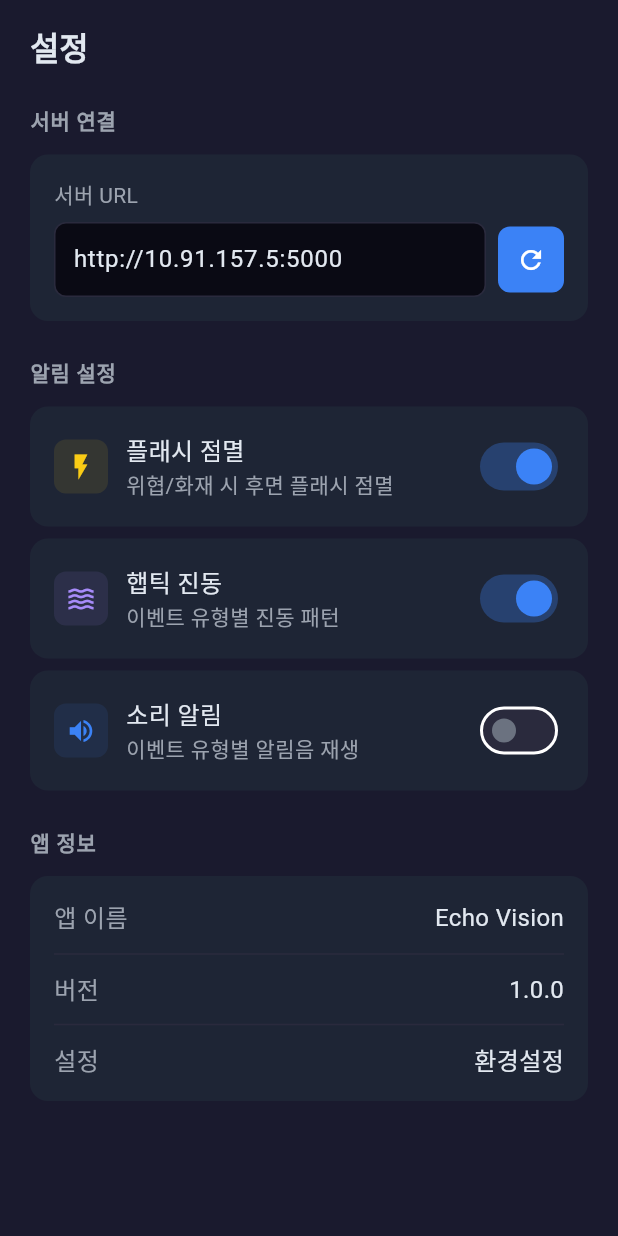
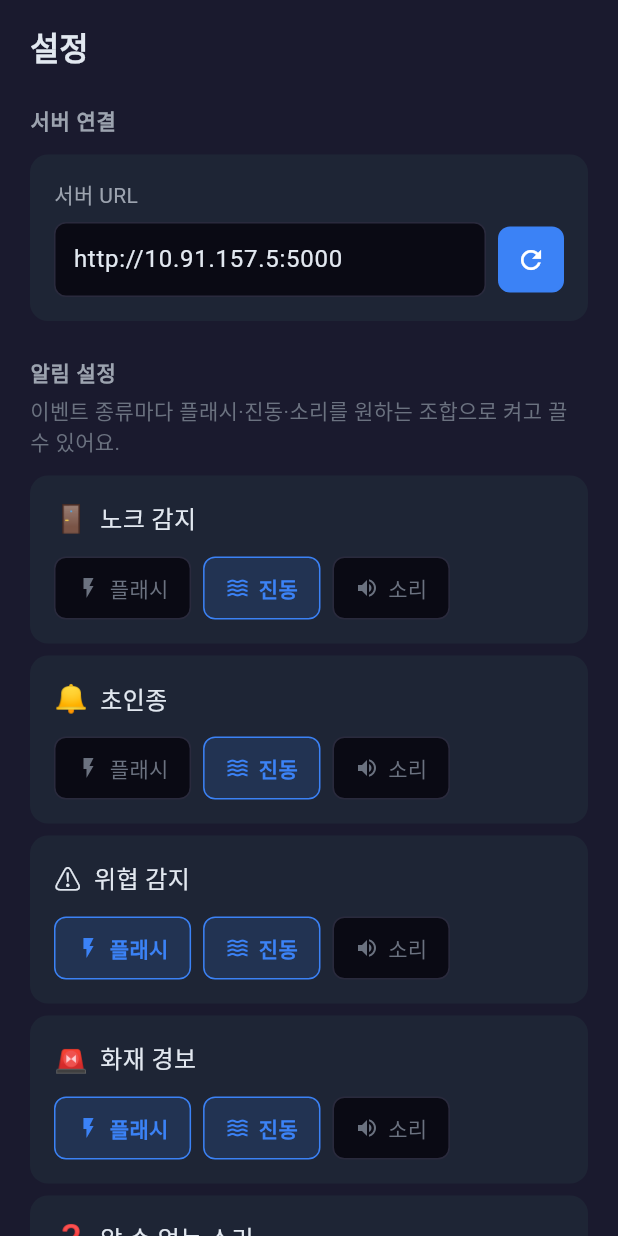
Before and after one commit to iamchltjsgh/echo_vision, a Flutter app: the SettingsScreen widget shown alone on an empty page, opened directly with empty values, on a phone screen of 412 x 824 dp. Run offline on Flutter 3.47's test engine with Material 3 defaults, Android fonts, the light colour scheme and no system bars; our stand-ins replace audioplayers, permission_handler, shared_preferences, vibration; missing offline and left inert: torch_light; accounts and stored records are empty; network calls fail.

Commit message:
진동/소리/플래시 노이즈 별 선택, 중복 탭 삭제

```diff
--- a/lib/main.dart
+++ b/lib/main.dart
@@ -49,13 +49,13 @@ void main() async {
 }
 
 /// 앱 시작 시 필수 권한을 한꺼번에 요청
-/// - 카메라 (플래시 사용)
 /// - 알림 (Android 13+)
+/// 카메라 권한은 요청하지 않음 — torch_light는 CameraManager.setTorchMode()로 플래시를 제어하며
+/// API 23+(본 앱 minSdk 24)에서는 카메라 런타임 권한 없이 동작하므로 불필요.
 /// 마이크 권한은 요청하지 않음 — 커스텀 소리 등록 기능을 제외하기로 해서 더 이상 불필요.
 Future<void> _requestPermissions() async {
   try {
     final permissions = <Permission>[
-      Permission.camera, // 플래시 점멸용
       Permission.notification, // 알림 표시용 (Android 13+)
     ];
 
--- a/lib/screens/home_screen.dart
+++ b/lib/screens/home_screen.dart
@@ -171,8 +171,6 @@ class _HomeScreenState extends State<HomeScreen> {
           eventHistory: _eventHistory,
         );
       case 2:
-        return _buildNotificationTab();
-      case 3:
         return SettingsScreen(
           settingsService: widget.settingsService,
           sseService: widget.sseService,
@@ -469,43 +467,6 @@ class _HomeScreenState extends State<HomeScreen> {
     );
   }
 
-  Widget _buildNotificationTab() {
-    return SingleChildScrollView(
-      padding: EdgeInsets.only(left: 20, right: 20, top: MediaQuery.of(context).padding.top + 16, bottom: 120),
-      child: Column(
-        crossAxisAlignment: CrossAxisAlignment.start,
-        children: [
-          const Text(
-            '알림',
-            style: TextStyle(fontSize: 21, fontWeight: FontWeight.bold, color: Color(0xFFE2E8F0)),
-          ),
-          const SizedBox(height: 20),
-          if (_eventHistory.isEmpty)
-            Container(
-              padding: const EdgeInsets.all(40),
-              width: double.infinity,
-              decoration: BoxDecoration(
-                color: const Color(0xFF1E2535),
-                borderRadius: BorderRadius.circular(12),
-              ),
-              child: Column(
-                children: [
-                  Icon(Icons.notifications_none, size: 48, color: Colors.white.withValues(alpha: 0.3)),
-                  const SizedBox(height: 12),
-                  const Text('알림이 없습니다', style: TextStyle(fontSize: 16, color: Color(0xFF9CA3AF))),
-                ],
-              ),
-            )
-          else
-            ...(_eventHistory.take(20).map((e) => Padding(
-              padding: const EdgeInsets.only(bottom: 8),
-              child: _buildEventCard(e),
-            ))),
-        ],
-      ),
-    );
-  }
-
   Widget _buildBottomNav() {
     return Container(
       decoration: const BoxDecoration(
@@ -521,8 +482,7 @@ class _HomeScreenState extends State<HomeScreen> {
         children: [
           _buildNavItem(Icons.home_outlined, '홈', 0),
           _buildNavItem(Icons.access_time, '이력', 1),
-          _buildNavItem(Icons.notifications_outlined, '알림', 2),
-          _buildNavItem(Icons.settings_outlined, '설정', 3),
+          _buildNavItem(Icons.settings_outlined, '설정', 2),
         ],
       ),
     );
--- a/lib/screens/settings_screen.dart
+++ b/lib/screens/settings_screen.dart
@@ -131,40 +131,18 @@ class _SettingsScreenState extends State<SettingsScreen> {
           const SizedBox(height: 24),
           // Notification Settings
           _buildSectionTitle('알림 설정'),
+          const SizedBox(height: 4),
+          const Text(
+            '이벤트 종류마다 플래시·진동·소리를 원하는 조합으로 켜고 끌 수 있어요.',
+            style: TextStyle(fontSize: 14, color: Color(0xFF6B7280)),
+          ),
           const SizedBox(height: 12),
-          _buildToggleTile(
-            icon: Icons.flash_on,
-            iconColor: const Color(0xFFFACC15),
-            title: '플래시 점멸',
-            subtitle: '위협/화재 시 후면 플래시 점멸',
-            value: widget.settingsService.flashEnabled,
-            onChanged: (v) {
-              setState(() => widget.settingsService.flashEnabled = v);
-            },
+          ...SettingsService.alertEventTypes.map(
+            (type) => Padding(
+              padding: const EdgeInsets.only(bottom: 8),
+              child: _buildEventAlertCard(type),
             ),
-          const SizedBox(height: 8),
-          _buildToggleTile(
-            icon: Icons.waves,
-            iconColor: const Color(0xFFA78BFA),
-            title: '햅틱 진동',
-            subtitle: '이벤트 유형별 진동 패턴',
-            value: widget.settingsService.hapticEnabled,
-            onChanged: (v) {
-              setState(() => widget.settingsService.hapticEnabled = v);
-            },
           ),
-          const SizedBox(height: 8),
-          _buildToggleTile(
-            icon: Icons.volume_up,
-            iconColor: const Color(0xFF3B82F6),
-            title: '소리 알림',
-            subtitle: '이벤트 유형별 알림음 재생',
-            value: widget.settingsService.soundEnabled,
-            onChanged: (v) {
-              setState(() => widget.settingsService.soundEnabled = v);
-            },
-          ),
-          if (widget.settingsService.soundEnabled) ...[
           const SizedBox(height: 8),
           Container(
             padding: const EdgeInsets.all(16),
@@ -179,7 +157,7 @@ class _SettingsScreenState extends State<SettingsScreen> {
                   mainAxisAlignment: MainAxisAlignment.spaceBetween,
                   children: [
                     const Text(
-                        '볼륨',
+                      '소리 볼륨 (공통)',
                       style: TextStyle(fontSize: 16, color: Color(0xFFE2E8F0)),
                     ),
                     Text(
@@ -199,7 +177,6 @@ class _SettingsScreenState extends State<SettingsScreen> {
               ],
             ),
           ),
-          ],
           const SizedBox(height: 24),
           // App Info
           _buildSectionTitle('앱 정보'),
@@ -237,49 +214,104 @@ class _SettingsScreenState extends State<SettingsScreen> {
     );
   }
 
-  Widget _buildToggleTile({
-    required IconData icon,
-    required Color iconColor,
-    required String title,
-    required String subtitle,
-    required bool value,
-    required ValueChanged<bool> onChanged,
-  }) {
+  /// 이벤트 타입 하나에 대한 플래시/진동/소리 조합 설정 카드
+  Widget _buildEventAlertCard(EventType type) {
+    final config = widget.settingsService.alertConfigFor(type);
     return Container(
       padding: const EdgeInsets.all(16),
       decoration: BoxDecoration(
         color: const Color(0xFF1E2535),
         borderRadius: BorderRadius.circular(12),
       ),
-      child: Row(
-        children: [
-          Container(
-            padding: const EdgeInsets.all(8),
-            decoration: BoxDecoration(
-              color: iconColor.withValues(alpha: 0.1),
-              borderRadius: BorderRadius.circular(8),
-            ),
-            child: Icon(icon, size: 20, color: iconColor),
-          ),
-          const SizedBox(width: 12),
-          Expanded(
       child: Column(
         crossAxisAlignment: CrossAxisAlignment.start,
         children: [
-                Text(title, style: const TextStyle(fontSize: 16, fontWeight: FontWeight.w500, color: Color(0xFFE2E8F0))),
-                Text(subtitle, style: const TextStyle(fontSize: 14, color: Color(0xFF9CA3AF))),
+          Row(
+            children: [
+              Text(type.emoji, style: const TextStyle(fontSize: 18)),
+              const SizedBox(width: 8),
+              Text(
+                type.displayName,
+                style: const TextStyle(fontSize: 16, fontWeight: FontWeight.w500, color: Color(0xFFE2E8F0)),
+              ),
             ],
           ),
+          const SizedBox(height: 12),
+          Wrap(
+            spacing: 8,
+            runSpacing: 8,
+            children: [
+              _buildChannelChip(
+                icon: Icons.flash_on,
+                label: '플래시',
+                selected: config.flash,
+                onTap: () {
+                  setState(() {
+                    widget.settingsService.setAlertConfigFor(type, config.copyWith(flash: !config.flash));
+                  });
+                },
               ),
-          Switch(
-            value: value,
-            onChanged: onChanged,
-            activeThumbColor: const Color(0xFF3B82F6),
-            activeTrackColor: const Color(0xFF3B82F6).withValues(alpha: 0.3),
-            inactiveThumbColor: const Color(0xFF6B7280),
-            inactiveTrackColor: const Color(0xFF2A2A3D),
+              _buildChannelChip(
+                icon: Icons.waves,
+                label: '진동',
+                selected: config.haptic,
+                onTap: () {
+                  setState(() {
+                    widget.settingsService.setAlertConfigFor(type, config.copyWith(haptic: !config.haptic));
+                  });
+                },
+              ),
+              _buildChannelChip(
+                icon: Icons.volume_up,
+                label: '소리',
+                selected: config.sound,
+                onTap: () {
+                  setState(() {
+                    widget.settingsService.setAlertConfigFor(type, config.copyWith(sound: !config.sound));
+                  });
+                },
               ),
             ],
+          ),
+        ],
+      ),
+    );
+  }
+
+  /// 켜기/끄기가 가능한 알림 채널 칩 (플래시/진동/소리 공용)
+  Widget _buildChannelChip({
+    required IconData icon,
+    required String label,
+    required bool selected,
+    required VoidCallback onTap,
+  }) {
+    const activeColor = Color(0xFF3B82F6);
+    const inactiveColor = Color(0xFF6B7280);
+    return GestureDetector(
+      onTap: onTap,
+      child: AnimatedContainer(
+        duration: const Duration(milliseconds: 150),
+        padding: const EdgeInsets.symmetric(horizontal: 14, vertical: 10),
+        decoration: BoxDecoration(
+          color: selected ? activeColor.withValues(alpha: 0.15) : const Color(0xFF0A0A14),
+          borderRadius: BorderRadius.circular(8),
+          border: Border.all(color: selected ? activeColor : const Color(0xFF2A2A3D)),
+        ),
+        child: Row(
+          mainAxisSize: MainAxisSize.min,
+          children: [
+            Icon(icon, size: 16, color: selected ? activeColor : inactiveColor),
+            const SizedBox(width: 6),
+            Text(
+              label,
+              style: TextStyle(
+                fontSize: 14,
+                color: selected ? activeColor : inactiveColor,
+                fontWeight: selected ? FontWeight.w600 : FontWeight.normal,
+              ),
+            ),
+          ],
+        ),
       ),
     );
   }
--- a/lib/services/settings_service.dart
+++ b/lib/services/settings_service.dart
@@ -1,14 +1,64 @@
+import 'dart:convert';
 import 'package:shared_preferences/shared_preferences.dart';
+import '../models/event_model.dart';
+
+/// 이벤트 하나에 대한 알림 채널(플래시/진동/소리) on-off 조합
+class EventAlertConfig {
+  final bool flash;
+  final bool haptic;
+  final bool sound;
+
+  const EventAlertConfig({
+    this.flash = false,
+    this.haptic = false,
+    this.sound = false,
+  });
+
+  EventAlertConfig copyWith({bool? flash, bool? haptic, bool? sound}) {
+    return EventAlertConfig(
+      flash: flash ?? this.flash,
+      haptic: haptic ?? this.haptic,
+      sound: sound ?? this.sound,
+    );
+  }
+
+  factory EventAlertConfig.fromJson(Map<String, dynamic> json) {
+    return EventAlertConfig(
+      flash: json['flash'] as bool? ?? false,
+      haptic: json['haptic'] as bool? ?? false,
+      sound: json['sound'] as bool? ?? false,
+    );
+  }
+
+  Map<String, dynamic> toJson() => {'flash': flash, 'haptic': haptic, 'sound': sound};
+}
 
 /// 앱 설정 관리 서비스
 /// SharedPreferences를 통해 설정값을 저장/로드합니다.
 class SettingsService {
-  static const String _keySoundEnabled = 'sound_enabled';
-  static const String _keyHapticEnabled = 'haptic_enabled';
-  static const String _keyFlashEnabled = 'flash_enabled';
+  static const String _keyAlertConfig = 'event_alert_config';
   static const String _keyVolume = 'volume';
   static const String _keyServerUrl = 'server_url';
   static const String _defaultServerUrl = 'http://10.91.157.5:5000';
+
+  /// 알림을 설정할 수 있는 이벤트 타입 (NORMAL은 requiresAlert가 false라 제외)
+  static const List<EventType> alertEventTypes = [
+    EventType.knock,
+    EventType.doorbell,
+    EventType.impact,
+    EventType.emergency,
+    EventType.unknown,
+  ];
+
+  /// 타입별 설정을 저장한 적 없을 때 쓰는 기본값.
+  /// 과거 하드코딩 동작(노크/초인종은 진동만, 위협/화재는 플래시+진동, 미분류는 무알림)과 동일하게 맞춘다.
+  static const Map<EventType, EventAlertConfig> _defaultAlertConfig = {
+    EventType.knock: EventAlertConfig(haptic: true),
+    EventType.doorbell: EventAlertConfig(haptic: true),
+    EventType.impact: EventAlertConfig(flash: true, haptic: true),
+    EventType.emergency: EventAlertConfig(flash: true, haptic: true),
+    EventType.unknown: EventAlertConfig(),
+  };
 
   SharedPreferences? _prefs;
 
@@ -17,17 +67,40 @@ class SettingsService {
     _prefs = await SharedPreferences.getInstance();
   }
 
-  /// 소리 알림 활성화 여부 (기본값: OFF)
-  bool get soundEnabled => _prefs?.getBool(_keySoundEnabled) ?? false;
-  set soundEnabled(bool value) => _prefs?.setBool(_keySoundEnabled, value);
+  Map<String, dynamic> _readAlertConfigMap() {
+    final raw = _prefs?.getString(_keyAlertConfig);
+    if (raw == null) return {};
+    try {
+      return jsonDecode(raw) as Map<String, dynamic>;
+    } catch (_) {
+      return {};
+    }
+  }
 
-  /// 햅틱 진동 활성화 여부 (기본값: ON)
-  bool get hapticEnabled => _prefs?.getBool(_keyHapticEnabled) ?? true;
-  set hapticEnabled(bool value) => _prefs?.setBool(_keyHapticEnabled, value);
+  /// 이벤트 타입별 알림 채널(플래시/진동/소리) 설정 조회
+  EventAlertConfig alertConfigFor(EventType type) {
+    final entry = _readAlertConfigMap()[type.name];
+    if (entry is Map<String, dynamic>) {
+      return EventAlertConfig.fromJson(entry);
+    }
+    return _defaultAlertConfig[type] ?? const EventAlertConfig();
+  }
 
-  /// 플래시 점멸 활성화 여부 (기본값: ON)
-  bool get flashEnabled => _prefs?.getBool(_keyFlashEnabled) ?? true;
-  set flashEnabled(bool value) => _prefs?.setBool(_keyFlashEnabled, value);
+  /// 이벤트 타입별 알림 채널 설정 저장
+  void setAlertConfigFor(EventType type, EventAlertConfig config) {
+    final map = _readAlertConfigMap();
+    map[type.name] = config.toJson();
+    _prefs?.setString(_keyAlertConfig, jsonEncode(map));
+  }
+
+  /// 알림 대상 이벤트 타입 중 하나라도 플래시가 켜져 있는지 (홈 화면 상태 표시용)
+  bool get flashEnabled => alertEventTypes.any((t) => alertConfigFor(t).flash);
+
+  /// 알림 대상 이벤트 타입 중 하나라도 진동이 켜져 있는지 (홈 화면 상태 표시용)
+  bool get hapticEnabled => alertEventTypes.any((t) => alertConfigFor(t).haptic);
+
+  /// 알림 대상 이벤트 타입 중 하나라도 소리가 켜져 있는지 (홈 화면 상태 표시용)
+  bool get soundEnabled => alertEventTypes.any((t) => alertConfigFor(t).sound);
 
   /// 볼륨 (0.0 ~ 1.0, 기본값: 0.7)
   double get volume => _prefs?.getDouble(_keyVolume) ?? 0.7;
```
Also changed, not shown: lib/services/notification_service.dart (+42 -11 lines). Lines whose indentation alone changed are shown as unchanged.
